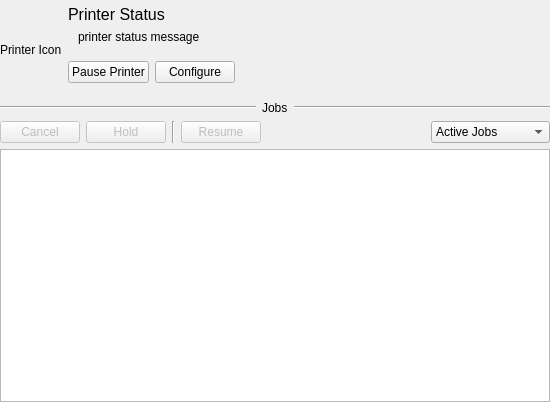
KDE/print-manager, file printqueue/PrintQueueUi.ui: the form before one commit.
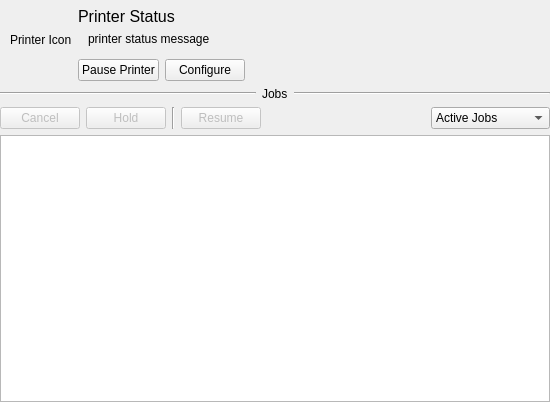
The form after the commit. Custom widgets are drawn as their Qt base class.

Commit message: Make the Print Queue Ui a bit cooler by making it looks like System Activities

```diff
--- a/printqueue/PrintQueueUi.ui
+++ b/printqueue/PrintQueueUi.ui
@@ -23,26 +23,156 @@
    <property name="margin">
     <number>0</number>
    </property>
-   <item row="1" column="0" rowspan="6">
-    <widget class="QLabel" name="iconL">
-     <property name="sizePolicy">
-      <sizepolicy hsizetype="Maximum" vsizetype="Maximum">
-       <horstretch>0</horstretch>
-       <verstretch>0</verstretch>
-      </sizepolicy>
-     </property>
-     <property name="text">
-      <string>Printer Icon</string>
-     </property>
-     <property name="margin">
+   <item row="0" column="0" colspan="2">
+    <layout class="QGridLayout" name="gridLayout_2">
+     <property name="leftMargin">
       <number>10</number>
      </property>
-     <property name="indent">
-      <number>0</number>
-     </property>
-    </widget>
+     <item row="0" column="0" rowspan="5">
+      <widget class="QLabel" name="iconL">
+       <property name="sizePolicy">
+        <sizepolicy hsizetype="Maximum" vsizetype="Maximum">
+         <horstretch>0</horstretch>
+         <verstretch>0</verstretch>
+        </sizepolicy>
+       </property>
+       <property name="text">
+        <string>Printer Icon</string>
+       </property>
+      </widget>
+     </item>
+     <item row="0" column="1">
+      <spacer name="verticalSpacer_2">
+       <property name="orientation">
+        <enum>Qt::Vertical</enum>
+       </property>
+       <property name="sizeType">
+        <enum>QSizePolicy::Ignored</enum>
+       </property>
+       <property name="sizeHint" stdset="0">
+        <size>
+         <width>20</width>
+         <height>1</height>
+        </size>
+       </property>
+      </spacer>
+     </item>
+     <item row="1" column="1" colspan="4">
+      <widget class="QLabel" name="statusL">
+       <property name="sizePolicy">
+        <sizepolicy hsizetype="Expanding" vsizetype="Preferred">
+         <horstretch>0</horstretch>
+         <verstretch>0</verstretch>
+        </sizepolicy>
+       </property>
+       <property name="font">
+        <font>
+         <pointsize>12</pointsize>
+        </font>
+       </property>
+       <property name="text">
+        <string notr="true">Printer Status</string>
+       </property>
+       <property name="wordWrap">
+        <bool>true</bool>
+       </property>
+      </widget>
+     </item>
+     <item row="2" column="1" colspan="4">
+      <widget class="QLabel" name="printerStatusMsgL">
+       <property name="sizePolicy">
+        <sizepolicy hsizetype="Expanding" vsizetype="Preferred">
+         <horstretch>0</horstretch>
+         <verstretch>0</verstretch>
+        </sizepolicy>
+       </property>
+       <property name="text">
+        <string notr="true">printer status message</string>
+       </property>
+       <property name="wordWrap">
+        <bool>true</bool>
+       </property>
+       <property name="indent">
+        <number>10</number>
+       </property>
+      </widget>
+     </item>
+     <item row="4" column="1">
+      <widget class="QPushButton" name="pausePrinterPB">
+       <property name="sizePolicy">
+        <sizepolicy hsizetype="Fixed" vsizetype="Fixed">
+         <horstretch>0</horstretch>
+         <verstretch>0</verstretch>
+        </sizepolicy>
+       </property>
+       <property name="text">
+        <string>Pause Printer</string>
+       </property>
+      </widget>
+     </item>
+     <item row="4" column="2">
+      <widget class="QPushButton" name="configurePrinterPB">
+       <property name="sizePolicy">
+        <sizepolicy hsizetype="Fixed" vsizetype="Fixed">
+         <horstretch>0</horstretch>
+         <verstretch>0</verstretch>
+        </sizepolicy>
+       </property>
+       <property name="text">
+        <string>Configure</string>
+       </property>
+      </widget>
+     </item>
+     <item row="3" column="1">
+      <spacer name="verticalSpacer">
+       <property name="orientation">
+        <enum>Qt::Vertical</enum>
+       </property>
+       <property name="sizeType">
+        <enum>QSizePolicy::Ignored</enum>
+       </property>
+       <property name="sizeHint" stdset="0">
+        <size>
+         <width>20</width>
+         <height>1</height>
+        </size>
+       </property>
+      </spacer>
+     </item>
+    </layout>
    </item>
-   <item row="8" column="0" colspan="4">
+   <item row="1" column="0" colspan="2">
+    <layout class="QHBoxLayout" name="horizontalLayout_2">
+     <item>
+      <widget class="Line" name="line_3">
+       <property name="orientation">
+        <enum>Qt::Horizontal</enum>
+       </property>
+      </widget>
+     </item>
+     <item>
+      <widget class="QLabel" name="label">
+       <property name="sizePolicy">
+        <sizepolicy hsizetype="Fixed" vsizetype="Minimum">
+         <horstretch>0</horstretch>
+         <verstretch>0</verstretch>
+        </sizepolicy>
+       </property>
+       <property name="text">
+        <string>Jobs</string>
+       </property>
+      </widget>
+     </item>
+     <item>
+      <widget class="Line" name="line_2">
+       <property name="orientation">
+        <enum>Qt::Horizontal</enum>
+       </property>
+      </widget>
+     </item>
+    </layout>
+   </item>
+   <item row="2" column="0" colspan="2">
     <layout class="QHBoxLayout" name="horizontalLayout">
      <item>
       <widget class="QPushButton" name="cancelJobPB">
@@ -121,7 +251,7 @@
      </item>
     </layout>
    </item>
-   <item row="9" column="0" colspan="4">
+   <item row="3" column="0" colspan="2">
     <widget class="QTreeView" name="jobsView">
      <property name="minimumSize">
       <size>
@@ -179,135 +309,6 @@
      </property>
     </widget>
    </item>
-   <item row="1" column="1" colspan="2">
-    <widget class="QLabel" name="statusL">
-     <property name="sizePolicy">
-      <sizepolicy hsizetype="Expanding" vsizetype="Preferred">
-       <horstretch>0</horstretch>
-       <verstretch>0</verstretch>
-      </sizepolicy>
-     </property>
-     <property name="font">
-      <font>
-       <pointsize>12</pointsize>
-      </font>
-     </property>
-     <property name="text">
-      <string notr="true">Printer Status</string>
-     </property>
-     <property name="wordWrap">
-      <bool>true</bool>
-     </property>
-    </widget>
-   </item>
-   <item row="2" column="1" colspan="3">
-    <widget class="QLabel" name="printerStatusMsgL">
-     <property name="sizePolicy">
-      <sizepolicy hsizetype="Expanding" vsizetype="Preferred">
-       <horstretch>0</horstretch>
-       <verstretch>0</verstretch>
-      </sizepolicy>
-     </property>
-     <property name="text">
-      <string notr="true">printer status message</string>
-     </property>
-     <property name="wordWrap">
-      <bool>true</bool>
-     </property>
-     <property name="indent">
-      <number>10</number>
-     </property>
-    </widget>
-   </item>
-   <item row="4" column="2">
-    <widget class="QPushButton" name="configurePrinterPB">
-     <property name="sizePolicy">
-      <sizepolicy hsizetype="Fixed" vsizetype="Fixed">
-       <horstretch>0</horstretch>
-       <verstretch>0</verstretch>
-      </sizepolicy>
-     </property>
-     <property name="text">
-      <string>Configure</string>
-     </property>
-    </widget>
-   </item>
-   <item row="4" column="1">
-    <widget class="QPushButton" name="pausePrinterPB">
-     <property name="sizePolicy">
-      <sizepolicy hsizetype="Fixed" vsizetype="Fixed">
-       <horstretch>0</horstretch>
-       <verstretch>0</verstretch>
-      </sizepolicy>
-     </property>
-     <property name="text">
-      <string>Pause Printer</string>
-     </property>
-    </widget>
-   </item>
-   <item row="7" column="0" colspan="4">
-    <layout class="QHBoxLayout" name="horizontalLayout_2">
-     <item>
-      <widget class="Line" name="line_3">
-       <property name="orientation">
-        <enum>Qt::Horizontal</enum>
-       </property>
-      </widget>
-     </item>
-     <item>
-      <widget class="QLabel" name="label">
-       <property name="sizePolicy">
-        <sizepolicy hsizetype="Fixed" vsizetype="Minimum">
-         <horstretch>0</horstretch>
-         <verstretch>0</verstretch>
-        </sizepolicy>
-       </property>
-       <property name="text">
-        <string>Jobs</string>
-       </property>
-      </widget>
-     </item>
-     <item>
-      <widget class="Line" name="line_2">
-       <property name="orientation">
-        <enum>Qt::Horizontal</enum>
-       </property>
-      </widget>
-     </item>
-    </layout>
-   </item>
-   <item row="3" column="1">
-    <spacer name="verticalSpacer">
-     <property name="orientation">
-      <enum>Qt::Vertical</enum>
-     </property>
-     <property name="sizeType">
-      <enum>QSizePolicy::Ignored</enum>
-     </property>
-     <property name="sizeHint" stdset="0">
-      <size>
-       <width>20</width>
-       <height>5</height>
-      </size>
-     </property>
-    </spacer>
-   </item>
-   <item row="0" column="1">
-    <spacer name="verticalSpacer_2">
-     <property name="orientation">
-      <enum>Qt::Vertical</enum>
-     </property>
-     <property name="sizeType">
-      <enum>QSizePolicy::Ignored</enum>
-     </property>
-     <property name="sizeHint" stdset="0">
-      <size>
-       <width>20</width>
-       <height>5</height>
-      </size>
-     </property>
-    </spacer>
-   </item>
   </layout>
  </widget>
  <customwidgets>
```
The commit also changes 4 other files.
